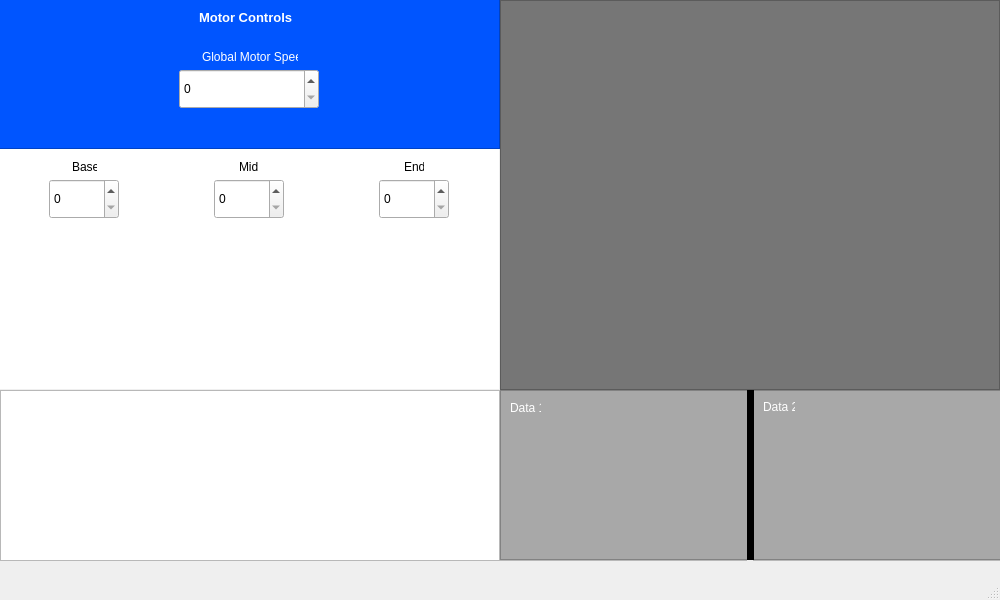
Above: Ground Station/groundstation.ui from Stoked-Embers/SHC-RoverTeam-3 before the change. Below: the same form after it.
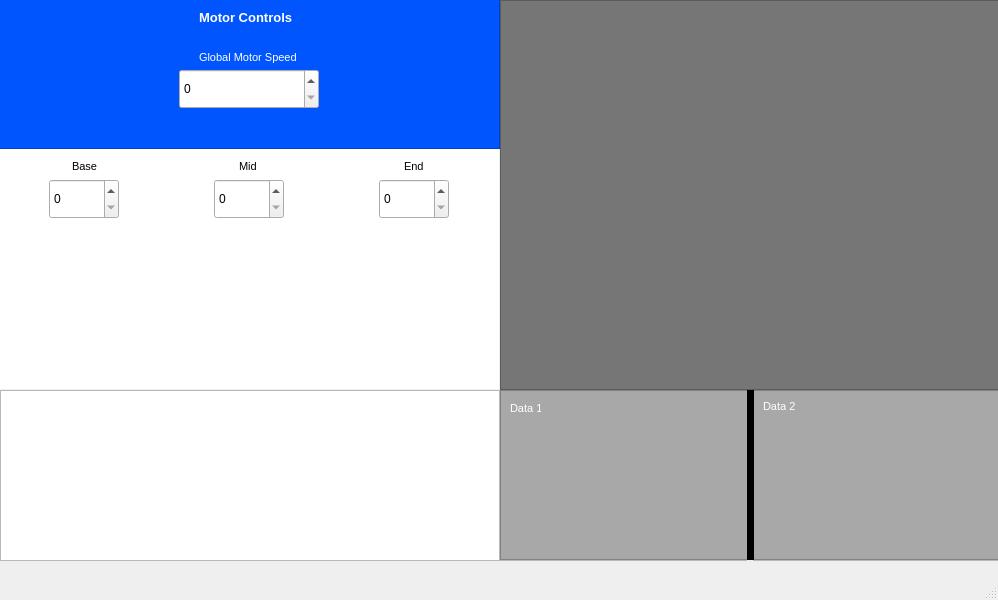
That is the form after the change. Icons and pictures are not drawn.

The edit to the form file:
```diff
--- a/Ground Station/groundstation.ui
+++ b/Ground Station/groundstation.ui
@@ -6,7 +6,7 @@
    <rect>
     <x>0</x>
     <y>0</y>
-    <width>1000</width>
+    <width>998</width>
     <height>600</height>
    </rect>
   </property>
@@ -87,12 +87,17 @@
     <widget class="QLabel" name="globalMotorSpeedLabel">
      <property name="geometry">
       <rect>
-       <x>203</x>
+       <x>200</x>
        <y>50</y>
-       <width>96</width>
+       <width>101</width>
        <height>16</height>
       </rect>
      </property>
+     <property name="font">
+      <font>
+       <pointsize>8</pointsize>
+      </font>
+     </property>
      <property name="styleSheet">
       <string notr="true">color: rgb(255, 255, 255)</string>
      </property>
@@ -178,6 +183,11 @@
        <height>15</height>
       </rect>
      </property>
+     <property name="font">
+      <font>
+       <pointsize>8</pointsize>
+      </font>
+     </property>
      <property name="text">
       <string>Base</string>
      </property>
@@ -191,6 +201,11 @@
        <height>15</height>
       </rect>
      </property>
+     <property name="font">
+      <font>
+       <pointsize>8</pointsize>
+      </font>
+     </property>
      <property name="text">
       <string>Mid</string>
      </property>
@@ -204,6 +219,11 @@
        <height>15</height>
       </rect>
      </property>
+     <property name="font">
+      <font>
+       <pointsize>8</pointsize>
+      </font>
+     </property>
      <property name="text">
       <string>End</string>
      </property>
@@ -350,6 +370,11 @@
        <height>16</height>
       </rect>
      </property>
+     <property name="font">
+      <font>
+       <pointsize>8</pointsize>
+      </font>
+     </property>
      <property name="styleSheet">
       <string notr="true">color: rgb(255, 255, 255)</string>
      </property>
@@ -395,6 +420,11 @@
        <height>13</height>
       </rect>
      </property>
+     <property name="font">
+      <font>
+       <pointsize>8</pointsize>
+      </font>
+     </property>
      <property name="styleSheet">
       <string notr="true">color: rgb(255, 255, 255)</string>
      </property>
```
Left out of the diff: 4 changed lines with no effect on the pictures.
